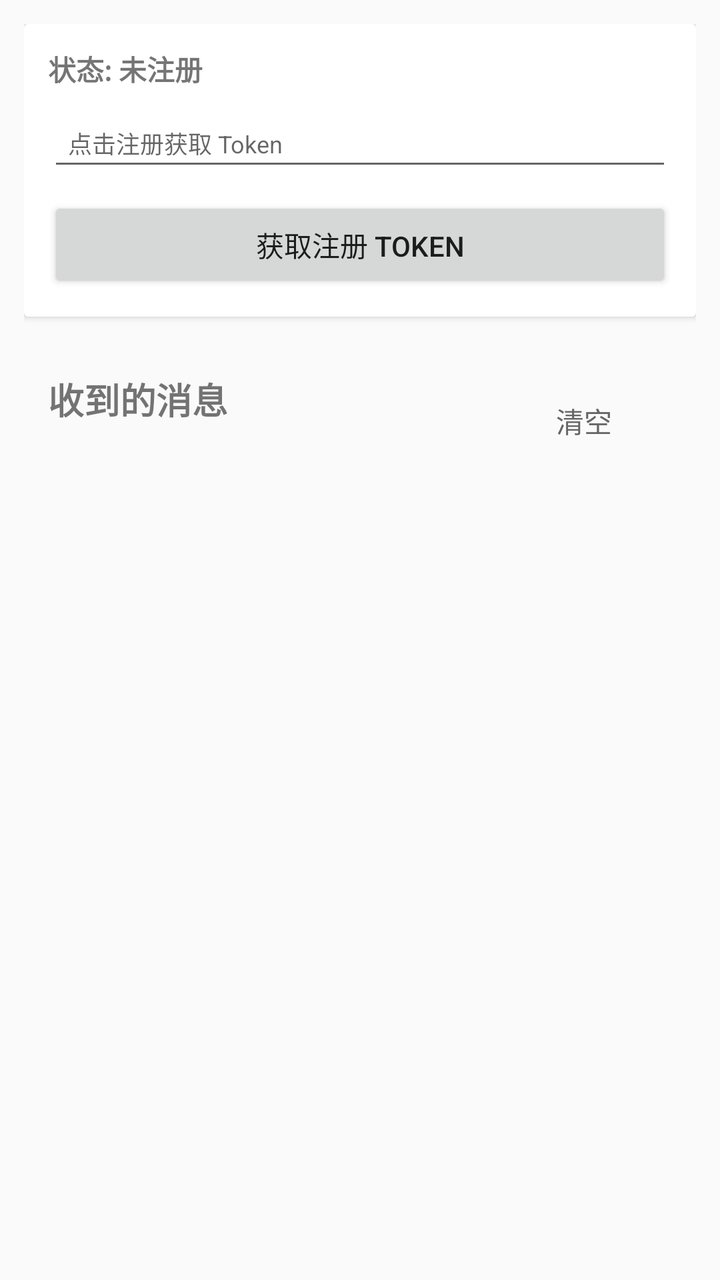
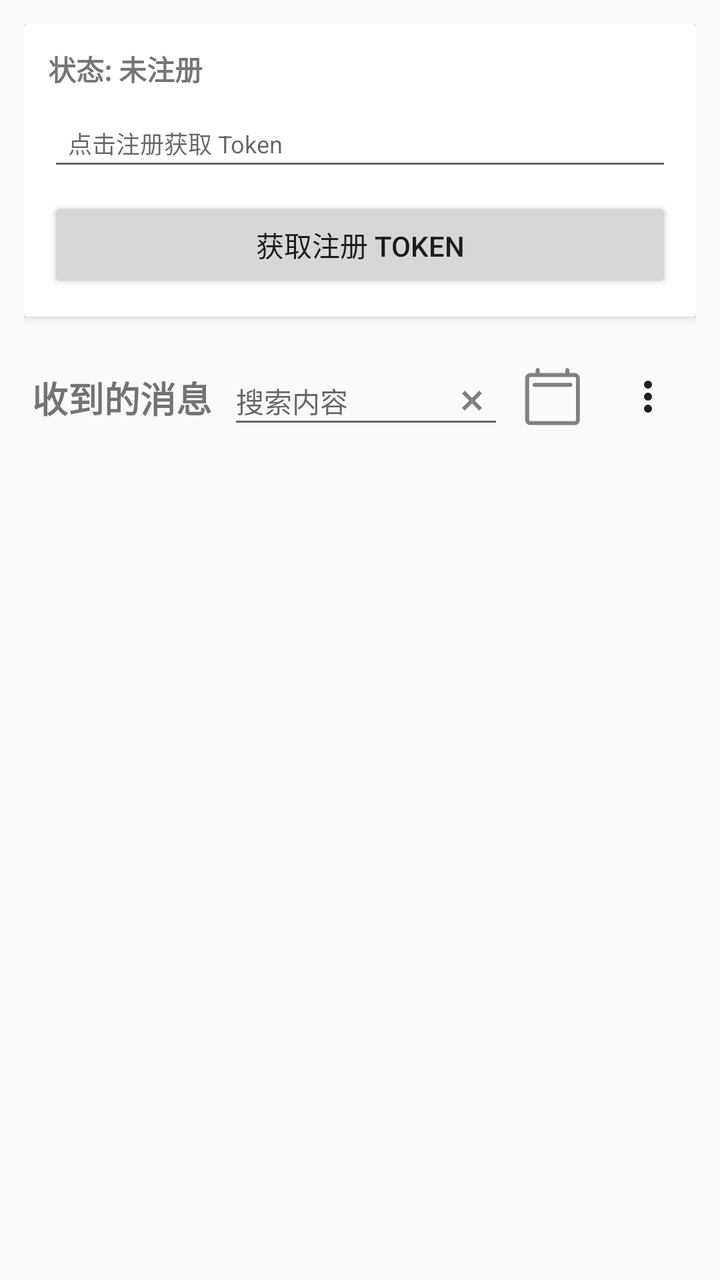

Screens rendered from an Android XML layout before and after an edit, with the pre-edit source and the edit as a unified diff.
<!-- AndroidManifest.xml: application theme Theme.AppCompat.Light.NoActionBar -->
<!-- res/layout/activity_main.xml -->
<?xml version="1.0" encoding="utf-8"?>
<LinearLayout xmlns:android="http://schemas.android.com/apk/res/android"
    xmlns:app="http://schemas.android.com/apk/res-auto"
    android:layout_width="match_parent"
    android:layout_height="match_parent"
    android:orientation="vertical"
    android:fitsSystemWindows="true"
    android:padding="12dp">

    
    <androidx.cardview.widget.CardView
        android:layout_width="match_parent"
        android:layout_height="wrap_content"
        android:layout_marginBottom="16dp">

        <LinearLayout
            android:layout_width="match_parent"
            android:layout_height="wrap_content"
            android:orientation="vertical"
            android:padding="12dp">

            <TextView
                android:id="@+id/tvStatus"
                android:layout_width="wrap_content"
                android:layout_height="wrap_content"
                android:text="状态: 未注册"
                android:textStyle="bold" />

            <EditText
                android:id="@+id/tvToken"
                android:layout_width="match_parent"
                android:layout_height="wrap_content"
                android:layout_marginTop="8dp"
                android:clickable="true"
                android:focusable="false"
                android:hint="点击注册获取 Token"
                android:padding="10dp"
                android:textSize="12sp" />

            
            <Button
                android:id="@+id/btnToggleOptions"
                android:layout_width="match_parent"
                android:layout_height="wrap_content"
                android:layout_marginTop="8dp"
                android:text="展开更多选项"
                android:visibility="gone" />

            
            <LinearLayout
                android:id="@+id/layoutMoreOptions"
                android:layout_width="match_parent"
                android:layout_height="wrap_content"
                android:orientation="vertical"
                android:visibility="gone">

                
                <RelativeLayout
                    android:layout_width="match_parent"
                    android:layout_height="wrap_content"
                    android:layout_marginTop="12dp"
                    android:layout_marginBottom="4dp"
                    android:gravity="center_vertical">

                    <TextView
                        android:layout_width="wrap_content"
                        android:layout_height="wrap_content"
                        android:layout_alignParentStart="true"
                        android:layout_centerInParent="true"
                        android:text="普通消息"
                        android:textColor="#333333"
                        android:textSize="14sp"
                        android:textStyle="bold" />

                    <LinearLayout
                        android:layout_width="wrap_content"
                        android:layout_height="wrap_content"
                        android:layout_alignParentEnd="true"
                        android:orientation="horizontal">

                        
                        <ImageButton
                            android:id="@+id/btnCopyAction1"
                            android:layout_width="36dp"
                            android:layout_height="36dp"
                            android:background="?attr/selectableItemBackgroundBorderless"
                            android:contentDescription="复制内容"
                            android:padding="8dp"
                            android:scaleType="fitCenter"
                            android:src="@android:drawable/ic_menu_save"
                            app:tint="#666666" />

                        
                        <ImageButton
                            android:id="@+id/btnPlayAction1"
                            android:layout_width="36dp"
                            android:layout_height="36dp"
                            android:layout_marginStart="8dp"
                            android:background="?attr/selectableItemBackgroundBorderless"
                            android:contentDescription="浏览器打开"
                            android:padding="6dp"
                            android:scaleType="fitCenter"
                            android:src="@android:drawable/ic_media_play"
                            app:tint="#2196F3" />
                    </LinearLayout>
                </RelativeLayout>

                <EditText
                    android:id="@+id/etExtraInfo1"
                    android:layout_width="match_parent"
                    android:layout_height="wrap_content"
                    android:layout_marginTop="4dp"
                    android:background="@android:drawable/editbox_background"
                    android:hint="URL(点击复制)"
                    android:padding="10dp"
                    android:textSize="12sp" />

                
                <RelativeLayout
                    android:layout_width="match_parent"
                    android:layout_height="wrap_content"
                    android:layout_marginTop="12dp"
                    android:layout_marginBottom="4dp"
                    android:gravity="center_vertical">

                    <TextView
                        android:layout_width="wrap_content"
                        android:layout_height="wrap_content"
                        android:layout_alignParentStart="true"
                        android:layout_centerInParent="true"
                        android:text="带标题的消息"
                        android:textColor="#333333"
                        android:textSize="14sp"
                        android:textStyle="bold" />

                    <LinearLayout
                        android:layout_width="wrap_content"
                        android:layout_height="wrap_content"
                        android:layout_alignParentEnd="true"
                        android:orientation="horizontal">

                        
                        <ImageButton
                            android:id="@+id/btnCopyAction2"
                            android:layout_width="36dp"
                            android:layout_height="36dp"
                            android:background="?attr/selectableItemBackgroundBorderless"
                            android:contentDescription="复制内容"
                            android:padding="8dp"
                            android:scaleType="fitCenter"
                            android:src="@android:drawable/ic_menu_save"
                            app:tint="#666666" />

                        
                        <ImageButton
                            android:id="@+id/btnPlayAction2"
                            android:layout_width="36dp"
                            android:layout_height="36dp"
                            android:layout_marginStart="8dp"
                            android:background="?attr/selectableItemBackgroundBorderless"
                            android:contentDescription="浏览器打开"
                            android:padding="6dp"
                            android:scaleType="fitCenter"
                            android:src="@android:drawable/ic_media_play"
                            app:tint="#2196F3" />
                    </LinearLayout>
                </RelativeLayout>

                <EditText
                    android:id="@+id/etExtraInfo2"
                    android:layout_width="match_parent"
                    android:layout_height="wrap_content"
                    android:layout_marginTop="4dp"
                    android:background="@android:drawable/editbox_background"
                    android:hint="URL(点击复制)"
                    android:padding="10dp"
                    android:textSize="12sp" />

                
                <RelativeLayout
                    android:layout_width="match_parent"
                    android:layout_height="wrap_content"
                    android:layout_marginTop="12dp"
                    android:layout_marginBottom="4dp"
                    android:gravity="center_vertical">

                    <TextView
                        android:layout_width="wrap_content"
                        android:layout_height="wrap_content"
                        android:layout_alignParentStart="true"
                        android:layout_centerInParent="true"
                        android:text="带分组和优先级的消息 (high / default / low)"
                        android:textColor="#333333"
                        android:textSize="14sp"
                        android:textStyle="bold" />

                    <LinearLayout
                        android:layout_width="wrap_content"
                        android:layout_height="wrap_content"
                        android:layout_alignParentEnd="true"
                        android:orientation="horizontal">

                        
                        <ImageButton
                            android:id="@+id/btnCopyAction3"
                            android:layout_width="36dp"
                            android:layout_height="36dp"
                            android:background="?attr/selectableItemBackgroundBorderless"
                            android:contentDescription="复制内容"
                            android:padding="8dp"
                            android:scaleType="fitCenter"
                            android:src="@android:drawable/ic_menu_save"
                            app:tint="#666666" />

                        
                        <ImageButton
                            android:id="@+id/btnPlayAction3"
                            android:layout_width="36dp"
                            android:layout_height="36dp"
                            android:layout_marginStart="8dp"
                            android:background="?attr/selectableItemBackgroundBorderless"
                            android:contentDescription="浏览器打开"
                            android:padding="6dp"
                            android:scaleType="fitCenter"
                            android:src="@android:drawable/ic_media_play"
                            app:tint="#2196F3" />
                    </LinearLayout>
                </RelativeLayout>

                <EditText
                    android:id="@+id/etExtraInfo3"
                    android:layout_width="match_parent"
                    android:layout_height="wrap_content"
                    android:layout_marginTop="4dp"
                    android:background="@android:drawable/editbox_background"
                    android:hint="额外信息 3 (点击复制)"
                    android:padding="10dp"
                    android:textSize="12sp" />
            </LinearLayout>

            
            <Button
                android:id="@+id/btnRegister"
                android:layout_width="match_parent"
                android:layout_height="wrap_content"
                android:layout_marginTop="8dp"
                android:text="获取注册 Token" />
        </LinearLayout>
    </androidx.cardview.widget.CardView>

    
    <LinearLayout
        android:layout_width="match_parent"
        android:layout_height="0dp"
        android:layout_weight="1"
        android:orientation="vertical"
        android:padding="12dp">
        
        <RelativeLayout
            android:layout_width="match_parent"
            android:layout_height="wrap_content">
            <TextView
                android:layout_width="wrap_content"
                android:layout_height="wrap_content"
                android:text="收到的消息"
                android:textSize="18sp"
                android:textStyle="bold" />
            <Button
                android:id="@+id/btnClear"
                style="@style/Widget.MaterialComponents.Button.TextButton"
                android:layout_width="wrap_content"
                android:layout_height="wrap_content"
                android:layout_alignParentEnd="true"
                android:text="清空"
                android:textColor="#666666"
                android:textSize="14sp" />
        </RelativeLayout>

        
        <androidx.recyclerview.widget.RecyclerView
            android:id="@+id/rvMessages"
            android:layout_width="match_parent"
            android:layout_height="match_parent" />
    </LinearLayout>

</LinearLayout>
<!-- resources referenced by this layout -->
<resources>

</resources>

<!-- the commit's change to res/layout/activity_main.xml (unified diff, before → after) -->
@@ -87,7 +87,7 @@
                             android:contentDescription="复制内容"
                             android:padding="8dp"
                             android:scaleType="fitCenter"
-                            android:src="@android:drawable/ic_menu_save"
+                            android:src="@drawable/ic_menu_save"
                             app:tint="#666666" />
 
                         
@@ -100,8 +100,7 @@
                             android:contentDescription="浏览器打开"
                             android:padding="6dp"
                             android:scaleType="fitCenter"
-                            android:src="@android:drawable/ic_media_play"
-                            app:tint="#2196F3" />
+                            android:src="@drawable/ic_media_play"/>
                     </LinearLayout>
                 </RelativeLayout>
 
@@ -148,7 +147,7 @@
                             android:contentDescription="复制内容"
                             android:padding="8dp"
                             android:scaleType="fitCenter"
-                            android:src="@android:drawable/ic_menu_save"
+                            android:src="@drawable/ic_menu_save"
                             app:tint="#666666" />
 
                         
@@ -161,8 +160,7 @@
                             android:contentDescription="浏览器打开"
                             android:padding="6dp"
                             android:scaleType="fitCenter"
-                            android:src="@android:drawable/ic_media_play"
-                            app:tint="#2196F3" />
+                            android:src="@drawable/ic_media_play"/>
                     </LinearLayout>
                 </RelativeLayout>
 
@@ -209,7 +207,7 @@
                             android:contentDescription="复制内容"
                             android:padding="8dp"
                             android:scaleType="fitCenter"
-                            android:src="@android:drawable/ic_menu_save"
+                            android:src="@drawable/ic_menu_save"
                             app:tint="#666666" />
 
                         
@@ -222,8 +220,7 @@
                             android:contentDescription="浏览器打开"
                             android:padding="6dp"
                             android:scaleType="fitCenter"
-                            android:src="@android:drawable/ic_media_play"
-                            app:tint="#2196F3" />
+                            android:src="@drawable/ic_media_play"/>
                     </LinearLayout>
                 </RelativeLayout>
 
@@ -251,36 +248,92 @@
     
     <LinearLayout
         android:layout_width="match_parent"
+        android:layout_height="wrap_content"
+        android:orientation="horizontal"
+        android:padding="4dp"
+        android:layout_marginBottom="4dp">
+
+        
+        <TextView
+            android:layout_width="wrap_content"
+            android:layout_height="wrap_content"
+            android:layout_gravity="center_vertical"
+            android:text="收到的消息"
+            android:textSize="18sp"
+            android:textStyle="bold" />
+
+        
+        <EditText
+            android:id="@+id/etSearch"
+            android:layout_width="0dp"
+            android:layout_height="wrap_content"
+            android:layout_weight="10"
+            android:layout_marginStart="8dp"
+            android:layout_marginEnd="4dp"
+            android:hint="搜索内容"
+            android:textSize="14sp"
+            android:drawableEnd="@drawable/ic_clear"
+            android:drawablePadding="6dp"/>
+
+        
+        
+        <FrameLayout
+            android:id="@+id/flCalendar"
+            android:layout_width="40dp"
+            android:layout_height="40dp"
+            android:layout_marginEnd="4dp"
+            android:clickable="true"
+            android:focusable="true">
+
+            
+            <ImageView
+                android:id="@+id/ivCalendar"
+                android:layout_width="match_parent"
+                android:layout_height="match_parent"
+                android:src="@drawable/ic_calendar"
+                android:padding="4dp"
+                android:elevation="1dp"/>
+
+            
+            <TextView
+                android:id="@+id/tvCalendarDay"
+                android:layout_width="match_parent"
+                android:layout_height="match_parent"
+                android:layout_marginTop="6dp"
+                android:gravity="center"
+                android:textSize="12sp"
+                android:textStyle="bold"
+                android:textColor="#FF606060"
+                android:elevation="10dp"
+                android:fontFamily="monospace"/>
+
+        </FrameLayout>
+
+        
+        <TextView
+            android:id="@+id/etDate"
+            android:layout_width="wrap_content"
+            android:layout_height="wrap_content"
+            android:layout_marginEnd="4dp"
+            android:hint="选择日期"
+            android:textSize="0dp" />
+
+        
+        <ImageButton
+            android:id="@+id/btnMenu"
+            android:layout_width="wrap_content"
+            android:layout_height="wrap_content"
+            android:background="?attr/selectableItemBackgroundBorderless"
+            android:src="@drawable/ic_menu_more"
+            android:padding="8dp"
+            android:contentDescription="更多" />
+    </LinearLayout>
+
+    
+    <androidx.recyclerview.widget.RecyclerView
+        android:id="@+id/rvMessages"
+        android:layout_width="match_parent"
         android:layout_height="0dp"
-        android:layout_weight="1"
-        android:orientation="vertical"
-        android:padding="12dp">
-        
-        <RelativeLayout
-            android:layout_width="match_parent"
-            android:layout_height="wrap_content">
-            <TextView
-                android:layout_width="wrap_content"
-                android:layout_height="wrap_content"
-                android:text="收到的消息"
-                android:textSize="18sp"
-                android:textStyle="bold" />
-            <Button
-                android:id="@+id/btnClear"
-                style="@style/Widget.MaterialComponents.Button.TextButton"
-                android:layout_width="wrap_content"
-                android:layout_height="wrap_content"
-                android:layout_alignParentEnd="true"
-                android:text="清空"
-                android:textColor="#666666"
-                android:textSize="14sp" />
-        </RelativeLayout>
-
-        
-        <androidx.recyclerview.widget.RecyclerView
-            android:id="@+id/rvMessages"
-            android:layout_width="match_parent"
-            android:layout_height="match_parent" />
-    </LinearLayout>
+        android:layout_weight="1" />
 
 </LinearLayout>
<!-- resource entries referenced after the edit -->
@@ -1,5 +1,57 @@
 <!-- resources referenced by this layout -->
 <resources>
-
+  <!-- drawable ic_calendar (drawable) -->
+  <vector xmlns:android="http://schemas.android.com/apk/res/android"
+      android:width="200dp"
+      android:height="200dp"
+      android:viewportWidth="1024"
+      android:viewportHeight="1024">
+    <path
+        android:pathData="M874.5,134.1L788.5,134.1L788.5,85c0,-17.4 -14.3,-31.7 -31.7,-31.7 -17.4,0 -31.7,14.3 -31.7,31.7v49.2h-409.6L315.4,85c0,-17.4 -14.3,-31.7 -31.7,-31.7 -17.4,0 -31.7,14.3 -31.7,31.7v49.2h-86c-46.1,0 -84,36.9 -84,82.9v666.6c0,46.1 37.9,82.9 84,82.9h707.6c46.1,0 84,-36.9 84,-82.9L957.4,217.1c0,-46.1 -36.9,-82.9 -82.9,-82.9zM895,883.7c0,11.3 -9.2,20.5 -21.5,20.5h-706.6c-11.3,0 -21.5,-9.2 -21.5,-20.5L145.4,217.1c0,-11.3 9.2,-20.5 21.5,-20.5h707.6c11.3,0 21.5,9.2 21.5,20.5v666.6z"
+        android:fillColor="#808080"/>
+    <path
+        android:pathData="M806.9,290.8h-573.4c-17.4,0 -31.7,14.3 -31.7,31.7 0,17.4 14.3,31.7 31.7,31.7h573.4c17.4,0 31.7,-14.3 31.7,-31.7 0,-17.4 -14.3,-31.7 -31.7,-31.7z"
+        android:fillColor="#808080"/>
+  </vector>
+  <!-- drawable ic_clear (drawable) -->
+  <vector xmlns:android="http://schemas.android.com/apk/res/android"
+      android:width="24dp"
+      android:height="24dp"
+      android:viewportWidth="960"
+      android:viewportHeight="960">
+    <path
+        android:pathData="m336,680 l-56,-56 144,-144 -144,-143 56,-56 144,144 143,-144 56,56 -144,143 144,144 -56,56 -143,-144 -144,144Z"
+        android:fillColor="#808080"/>
+  </vector>
+  <!-- drawable ic_media_play (drawable) -->
+  <vector xmlns:android="http://schemas.android.com/apk/res/android"
+      android:width="24dp"
+      android:height="24dp"
+      android:viewportWidth="960"
+      android:viewportHeight="960">
+    <path
+        android:pathData="m380,660 l280,-180 -280,-180v360ZM480,880q-83,0 -156,-31.5T197,763q-54,-54 -85.5,-127T80,480q0,-83 31.5,-156T197,197q54,-54 127,-85.5T480,80q83,0 156,31.5T763,197q54,54 85.5,127T880,480q0,83 -31.5,156T763,763q-54,54 -127,85.5T480,880ZM480,800q134,0 227,-93t93,-227q0,-134 -93,-227t-227,-93q-134,0 -227,93t-93,227q0,134 93,227t227,93ZM480,480Z"
+        android:fillColor="#1f1f1f"/>
+  </vector>
+  <!-- drawable ic_menu_more (drawable) -->
+  <vector xmlns:android="http://schemas.android.com/apk/res/android"
+      android:width="24dp"
+      android:height="24dp"
+      android:viewportWidth="960"
+      android:viewportHeight="960">
+    <path
+        android:pathData="M480,800q-33,0 -56.5,-23.5T400,720q0,-33 23.5,-56.5T480,640q33,0 56.5,23.5T560,720q0,33 -23.5,56.5T480,800ZM480,560q-33,0 -56.5,-23.5T400,480q0,-33 23.5,-56.5T480,400q33,0 56.5,23.5T560,480q0,33 -23.5,56.5T480,560ZM480,320q-33,0 -56.5,-23.5T400,240q0,-33 23.5,-56.5T480,160q33,0 56.5,23.5T560,240q0,33 -23.5,56.5T480,320Z"
+        android:fillColor="#1f1f1f"/>
+  </vector>
+  <!-- drawable ic_menu_save (drawable) -->
+  <vector xmlns:android="http://schemas.android.com/apk/res/android"
+      android:width="24dp"
+      android:height="24dp"
+      android:viewportWidth="960"
+      android:viewportHeight="960">
+    <path
+        android:pathData="M360,720q-33,0 -56.5,-23.5T280,640v-480q0,-33 23.5,-56.5T360,80h360q33,0 56.5,23.5T800,160v480q0,33 -23.5,56.5T720,720L360,720ZM360,640h360v-480L360,160v480ZM200,880q-33,0 -56.5,-23.5T120,800v-560h80v560h440v80L200,880ZM360,640v-480,480Z"
+        android:fillColor="#1f1f1f"/>
+  </vector>
 </resources>
 
